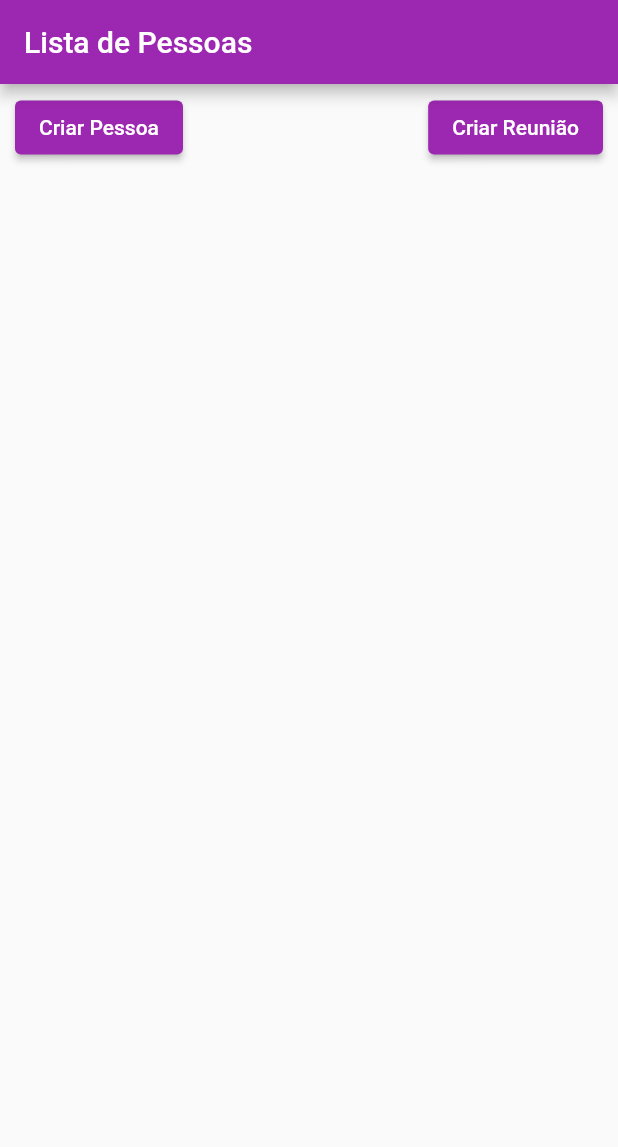
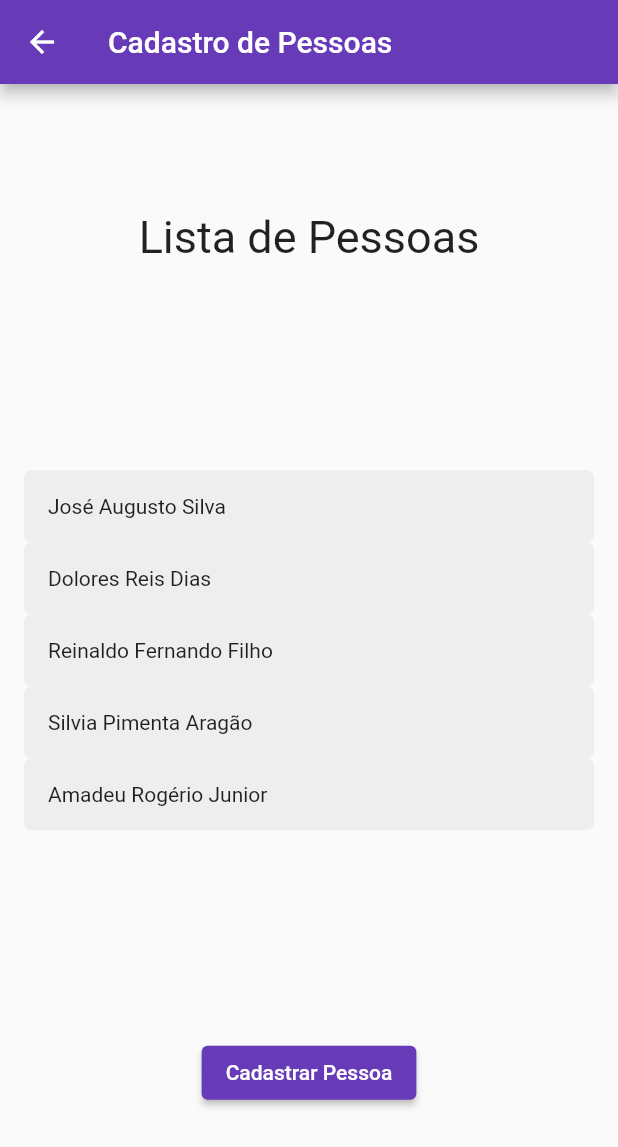
Before and after one commit to NEMJ/reunioes, a Flutter app: the screen it shows after launch, after a tap on "Criar Pessoa", on a phone screen of 412 x 824 dp. Shown: the top 1147 px of the screen. Run offline on Flutter 3.47's test engine with Material 2 defaults, Android fonts, the phone set to English and light mode, and no system bars; our stand-ins replace page_transition.

Commit message:
create home_page, reunioes_page and pessoas_page

```diff
--- /dev/null
+++ b/lib/data/pessoas_data.dart
@@ -0,0 +1,64 @@
+import '../models/pessoa_model.dart';
+
+List<Pessoa> pessoas = [
+  Pessoa(
+    codigo: 01,
+    nome: "José Augusto Silva",
+    rua: "Rua das flores",
+    bairro: "Boa Esperança",
+    cidade: "São José da Bela Vista",
+    uf: "SP",
+    contato: "16 99851-6548",
+    profissao: "Contador",
+    localTrabalho: "M&A Contabilidade",
+    dataNascimento: "20/07/1990",
+  ),
+  Pessoa(
+    codigo: 02,
+    nome: "Dolores Reis Dias",
+    rua: "Coronel Brigadeiro",
+    bairro: "Safira",
+    cidade: "Ibiraci",
+    uf: "MG",
+    contato: "16 99875-6432",
+    profissao: "Diarista",
+    localTrabalho: "Não especificado",
+    dataNascimento: "15/09/1975",
+  ),
+  Pessoa(
+    codigo: 03,
+    nome: "Reinaldo Fernando Filho",
+    rua: "Nossa Senhora das Graças",
+    bairro: "Vera Cruz",
+    cidade: "Franca",
+    uf: "SP",
+    contato: "16 99878-6532",
+    profissao: "Pespontador",
+    localTrabalho: "PrópriaResidência",
+    dataNascimento: "03/11/1980",
+  ),
+  Pessoa(
+    codigo: 04,
+    nome: "Silvia Pimenta Aragão",
+    rua: "Otacílio Dias Fernandes",
+    bairro: "Ruby",
+    cidade: "São Joaquim da Barra",
+    uf: "SP",
+    contato: "16 99454-4653",
+    profissao: "Costureira",
+    localTrabalho: "Silvia Cortes e Fios",
+    dataNascimento: "19/08/1981",
+  ),
+  Pessoa(
+    codigo: 05,
+    nome: "Amadeu Rogério Junior",
+    rua: "Oscar Gilberto",
+    bairro: "Angela Rosa",
+    cidade: "Ribeirão Preto",
+    uf: "SP",
+    contato: "16 97863-5746",
+    profissao: "Garçon",
+    localTrabalho: "Restaurante Fome e Tempero",
+    dataNascimento: "16/02/1997",
+  ),
+];
--- a/lib/main.dart
+++ b/lib/main.dart
@@ -1,5 +1,5 @@
 import 'package:flutter/material.dart';
-import 'package:reunioes/pages/homepage.dart';
+import 'package:reunioes/pages/home_page.dart';
 
 void main() {
   runApp(const MyApp());
@@ -14,7 +14,7 @@ class MyApp extends StatelessWidget {
     return MaterialApp(
       title: 'Flutter Demo',
       theme: ThemeData(
-        primarySwatch: Colors.purple,
+        primarySwatch: Colors.deepPurple,
       ),
       home: HomePage(),
       // home: const MyHomePage(title: 'Flutter Demo Home Page'),
@@ -31,7 +31,7 @@ class MyApp extends StatelessWidget {
  * ==== COISAS PARA PESQUISAR SOBRE ESTE PROJETO. ====
  * ===================================================
  *
- * Navegação entre telas
+ * Navegação / Rotas entre telas
  * Maneiras de filtrar uma 'ListView'
  * Persistência de Dados, integração e manipulação de dados com FireBase
  * (Criar, Ler, Atualizar, Deletar dados ==> CRUD em FireBase)
--- /dev/null
+++ b/lib/models/pessoa_model.dart
@@ -0,0 +1,27 @@
+class Pessoa {
+  Pessoa({
+    required this.codigo,
+    required this.nome,
+    this.apelido,
+    required this.rua,
+    required this.bairro,
+    required this.cidade,
+    required this. uf,
+    required this.contato,
+    required this. profissao,
+    required this. localTrabalho,
+    required this.dataNascimento,
+  });
+
+  int codigo;
+  String nome;
+  String? apelido;
+  String rua;
+  String bairro;
+  String cidade;
+  String uf;
+  String contato;
+  String profissao;
+  String localTrabalho;
+  String dataNascimento;
+}
--- /dev/null
+++ b/lib/pages/cadastro_pessoas_page.dart
@@ -0,0 +1,53 @@
+import 'package:flutter/material.dart';
+import '../data/pessoas_data.dart';
+import '../models/pessoa_model.dart';
+import '../widgets/pessoa_list_item.dart';
+
+class CadastroPessoasPage extends StatefulWidget {
+  const CadastroPessoasPage({ Key? key }) : super(key: key);
+
+  @override
+  State<CadastroPessoasPage> createState() => _CadastroPessoasPageState();
+}
+
+class _CadastroPessoasPageState extends State<CadastroPessoasPage> {
+  @override
+  Widget build(BuildContext context) {
+    return SafeArea(
+      child: Scaffold(
+        appBar: AppBar(
+          title: const Text("Cadastro de Pessoas"),
+        ),
+        body: Container(
+          padding: const EdgeInsets.all(16),
+          child: Column(
+            mainAxisAlignment: MainAxisAlignment.spaceAround,
+            children: [
+              const Text(
+                "Lista de Pessoas",
+                style: TextStyle(
+                  fontSize: 30,
+                ),
+              ),
+              Flexible(
+                child: ListView(
+                  shrinkWrap: true,
+                  children: [
+                    for(Pessoa pessoa in pessoas)
+                      Center(child: PessoaListItem(pessoa: pessoa)),
+                  ],
+                ),
+              ),
+              Row(
+                mainAxisAlignment: MainAxisAlignment.spaceEvenly,
+                children: [
+                  ElevatedButton(onPressed: () {}, child: Text("Cadastrar Pessoa")),
+                ],
+              ),
+            ],
+          ),
+        ),
+      ),
+    );
+  }
+}
--- /dev/null
+++ b/lib/pages/cadastro_reunioes_page.dart
@@ -0,0 +1,31 @@
+import 'package:flutter/material.dart';
+
+class CadastroReunioesPage extends StatefulWidget {
+  const CadastroReunioesPage({ Key? key }) : super(key: key);
+
+  @override
+  State<CadastroReunioesPage> createState() => _CadastroReunioesPageState();
+}
+
+class _CadastroReunioesPageState extends State<CadastroReunioesPage> {
+  @override
+  Widget build(BuildContext context) {
+    return Scaffold(
+      appBar: AppBar(
+        title: const Text("Cadastro de Reuniões"),
+      ),
+      body: Container(
+        padding: const EdgeInsets.all(10),
+        child: Column(
+          children: [
+            Row(
+              children: [
+                Text("Cadastro de Reuniões"),
+              ],
+            ),
+          ]
+        ),
+      ),
+    );
+  }
+}
--- /dev/null
+++ b/lib/pages/home_page.dart
@@ -0,0 +1,62 @@
+import 'package:flutter/material.dart';
+import 'package:page_transition/page_transition.dart';
+import 'cadastro_pessoas_page.dart';
+import 'cadastro_reunioes_page.dart';
+
+class HomePage extends StatefulWidget {
+  const HomePage({ Key? key }) : super(key: key);
+
+  @override
+  State<HomePage> createState() => _HomePageState();
+}
+
+class _HomePageState extends State<HomePage> {
+  @override
+  Widget build(BuildContext context) {
+    return Scaffold(
+      appBar: AppBar(
+        title: const Text("Lista de Pessoas"),
+      ),
+      body: Container(
+        padding: const EdgeInsets.symmetric(horizontal: 10, vertical: 5),
+        child: Column(
+          mainAxisAlignment: MainAxisAlignment.center,
+          children: [
+            Row(
+              mainAxisAlignment: MainAxisAlignment.spaceEvenly,
+              children: [
+                ElevatedButton(
+                  onPressed: () {
+                    Navigator.push(
+                      context,
+                      PageTransition(
+                        child: const CadastroPessoasPage(),
+                        type: PageTransitionType.leftToRight,
+                        // alignment: Alignment.center,
+                        // duration: const Duration(milliseconds: 600),
+                        // reverseDuration: const Duration(milliseconds: 600)
+                      ),
+                    );
+                  },
+                  child: const Text('Criar Pessoa'),
+                ),
+                ElevatedButton(
+                  onPressed: () {
+                    Navigator.push(
+                      context,
+                      PageTransition(
+                        child: const CadastroReunioesPage(),
+                        type: PageTransitionType.rightToLeft,
+                      ),
+                    );
+                  },
+                  child: const Text('Criar Reunião'),
+                ),
+              ]
+            ),
+          ]
+        ),
+      ),
+    );
+  }
+}
--- a/lib/pages/homepage.dart
+++ /dev/null
@@ -1,33 +0,0 @@
-import 'package:flutter/material.dart';
-
-class HomePage extends StatefulWidget {
-  const HomePage({ Key? key }) : super(key: key);
-
-  @override
-  State<HomePage> createState() => _HomePageState();
-}
-
-class _HomePageState extends State<HomePage> {
-  @override
-  Widget build(BuildContext context) {
-    return Scaffold(
-      appBar: AppBar(
-        title: const Text("Lista de Pessoas"),
-      ),
-      body: Container(
-        padding: EdgeInsets.symmetric(horizontal: 10, vertical: 5),
-        child: Column(
-          children: [
-            Row(
-              mainAxisAlignment: MainAxisAlignment.spaceBetween,
-              children: [
-                ElevatedButton(onPressed: () {}, child: Text('Criar Pessoa')),
-                ElevatedButton(onPressed: () {}, child: Text('Criar Reunião')),
-              ]
-            ),
-          ]
-        ),
-      ),
-    );
-  }
-}
--- /dev/null
+++ b/lib/widgets/pessoa_list_item.dart
@@ -0,0 +1,27 @@
+import 'package:flutter/material.dart';
+import '../models/pessoa_model.dart';
+
+class PessoaListItem extends StatelessWidget {
+  const PessoaListItem({
+    Key? key,
+    required this.pessoa,
+    }) : super(key: key);
+
+  final Pessoa pessoa;
+
+  @override
+  Widget build(BuildContext context) {
+    return Container(
+      decoration: BoxDecoration(
+        borderRadius: BorderRadius.circular(5),
+        color: Colors.grey[200],
+      ),
+      padding: const EdgeInsets.all(16),
+      child: Row(
+        children: [
+          Text(pessoa.nome),
+        ],
+      ),
+    );
+  }
+}
--- a/pubspec.yaml
+++ b/pubspec.yaml
@@ -34,6 +34,7 @@ dependencies:
   # The following adds the Cupertino Icons font to your application.
   # Use with the CupertinoIcons class for iOS style icons.
   cupertino_icons: ^1.0.2
+  page_transition: ^2.0.9
 
 dev_dependencies:
   flutter_test:
```
Also changed, not shown: pubspec.lock.
